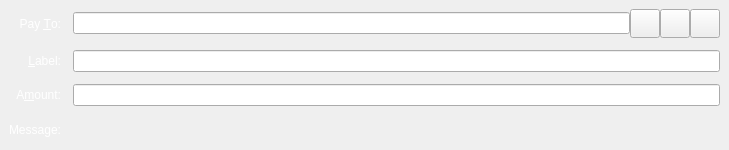
Before: the Qt Designer form src/qt/forms/sendcoinsentry.ui in thelonecrouton/bitcredit, drawn with Qt 5.
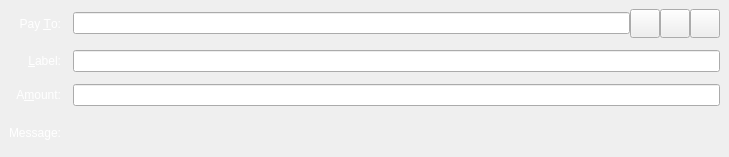
After: the same form once the commit is applied. The open tabs and pages were chosen to show the change. Icons and pictures are not drawn. Custom widgets are drawn as their Qt base class.

What changed in the file:
```diff
--- a/src/qt/forms/sendcoinsentry.ui
+++ b/src/qt/forms/sendcoinsentry.ui
@@ -7,7 +7,7 @@
     <x>0</x>
     <y>0</y>
     <width>729</width>
-    <height>150</height>
+    <height>157</height>
    </rect>
   </property>
   <property name="focusPolicy">
@@ -202,6 +202,10 @@
       <property name="toolTip">
        <string>A message that was attached to the bitcredit: URI which will be stored with the transaction for your reference. Note: This message will not be sent over the Bitcredit network.</string>
       </property>
+      <property name="styleSheet">
+       <string notr="true">background: transparent;
+color: white;</string>
+      </property>
       <property name="textFormat">
        <enum>Qt::PlainText</enum>
       </property>
```
Left out of the diff: 14 changed lines with no effect on the pictures.
